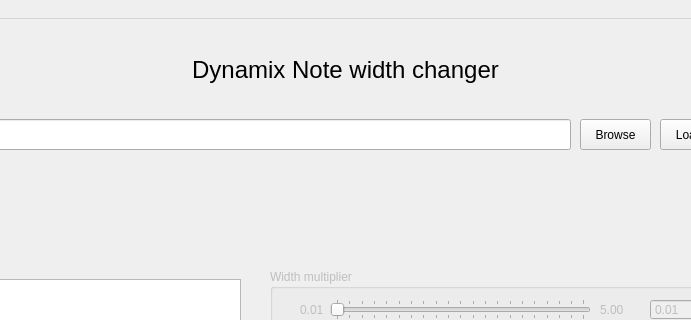
Above: Dynamix chart width control GUI/mainGUI.ui from AXIS5hacker/DNX-Note-Width-Changer before the change; both pictures show x 140 to 831 and y 0 to 320 of the 960 by 650 pixel window. Below: the same form after it.
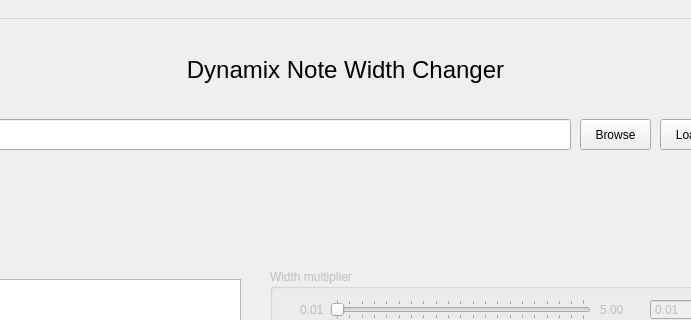
That is the form after the change. Icons and pictures are not drawn.

Diff of the .ui file:
```diff
--- a/Dynamix chart width control GUI/mainGUI.ui
+++ b/Dynamix chart width control GUI/mainGUI.ui
@@ -668,7 +668,7 @@
      </font>
     </property>
     <property name="text">
-     <string>Dynamix Note width changer</string>
+     <string>Dynamix Note Width Changer</string>
     </property>
     <property name="alignment">
      <set>Qt::AlignCenter</set>
```
